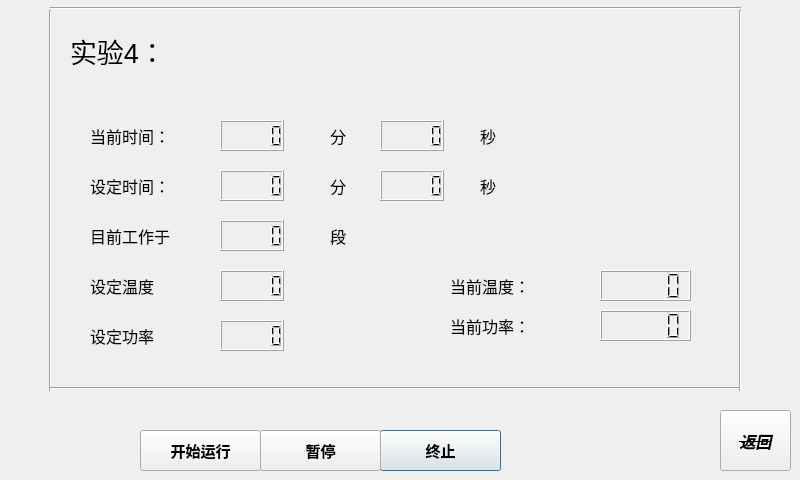
This is running_4.ui in wanghao-xznu/untitled2 as Qt 5 draws it before an edit. The edited form follows.
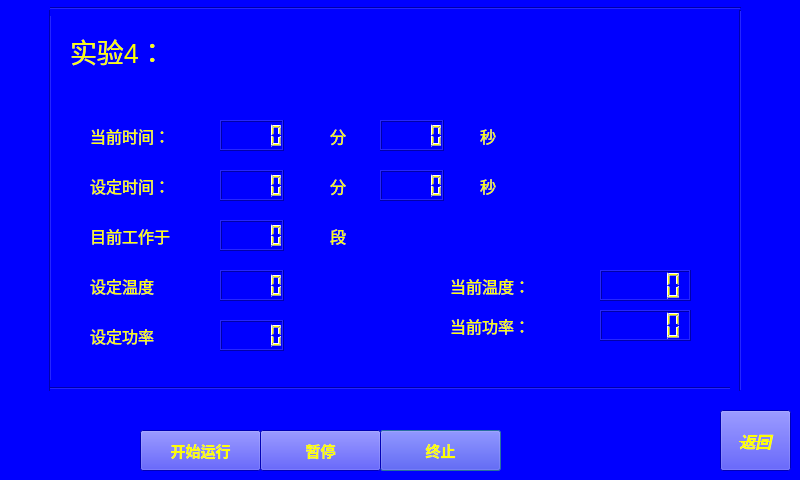
This is the edited form.

Patch:
```diff
--- a/running_4.ui
+++ b/running_4.ui
@@ -13,6 +13,10 @@
   <property name="windowTitle">
    <string>Dialog</string>
   </property>
+  <property name="styleSheet">
+   <string notr="true">color: rgb(255, 255, 0);
+background-color: rgb(0, 0, 255);</string>
+  </property>
   <widget class="Line" name="line_2">
    <property name="geometry">
     <rect>
```
